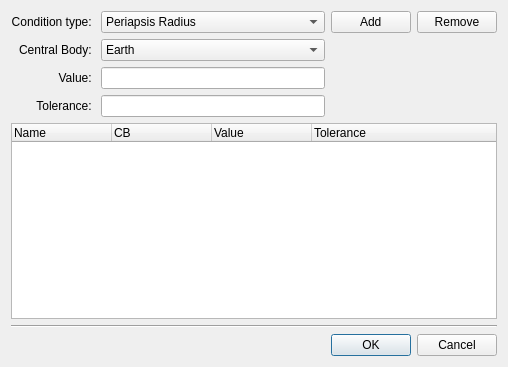
Qt form sta-src/Services/stoppingConditionsTrajectory.ui (Dwarf-Planet-Project/SpaceDesignTool) before a commit.
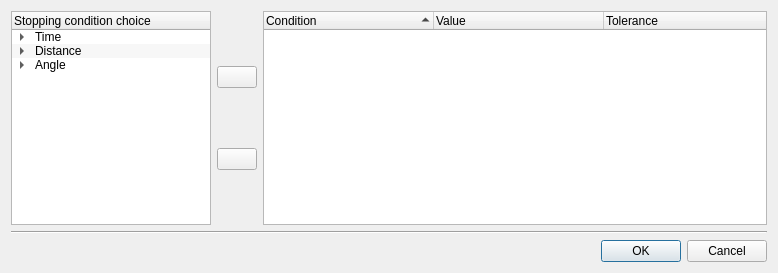
The same form after that commit. Icons and pictures are not drawn.

Commit message: Activating the GUI of the stopping conditions (Epoch)

What changed in the file:
```diff
--- a/sta-src/Services/stoppingConditionsTrajectory.ui
+++ b/sta-src/Services/stoppingConditionsTrajectory.ui
@@ -1,292 +1,303 @@
 <?xml version="1.0" encoding="UTF-8"?>
 <ui version="4.0">
- <class>stoppingConditionsTrajectoryDialog</class>
- <widget class="QDialog" name="stoppingConditionsTrajectoryDialog">
-  <property name="windowModality">
-   <enum>Qt::ApplicationModal</enum>
-  </property>
+ <author>Guillermo Ortega (ESA)</author>
+ <class>stoppingConditionsTrajectoryDialogClass</class>
+ <widget class="QDialog" name="stoppingConditionsTrajectoryDialogClass">
   <property name="geometry">
    <rect>
     <x>0</x>
     <y>0</y>
-    <width>508</width>
-    <height>367</height>
+    <width>778</width>
+    <height>273</height>
    </rect>
   </property>
-  <property name="minimumSize">
-   <size>
-    <width>508</width>
-    <height>367</height>
-   </size>
-  </property>
-  <property name="maximumSize">
-   <size>
-    <width>1000</width>
-    <height>1000</height>
-   </size>
-  </property>
   <property name="windowTitle">
-   <string>Stopping Conditions</string>
+   <string>Stop conditions (Trajectory)</string>
   </property>
-  <layout class="QGridLayout" name="gridLayout_2">
-   <item row="0" column="0">
-    <layout class="QGridLayout" name="gridLayout">
-     <item row="1" column="0" colspan="2">
-      <widget class="QTreeWidget" name="stopCondTreeWidget">
-       <column>
-        <property name="text">
-         <string>Name</string>
-        </property>
-       </column>
-       <column>
-        <property name="text">
-         <string>CB</string>
-        </property>
-       </column>
-       <column>
-        <property name="text">
-         <string>Value</string>
-        </property>
-       </column>
-       <column>
-        <property name="text">
-         <string>Tolerance</string>
-        </property>
-       </column>
-      </widget>
-     </item>
-     <item row="0" column="0" colspan="2">
-      <layout class="QGridLayout" name="addStopCondLayout">
-       <item row="3" column="1">
-        <widget class="QLineEdit" name="stopCondValueEdit"/>
-       </item>
-       <item row="3" column="0">
-        <widget class="QLabel" name="stopCondValueLabel">
-         <property name="text">
-          <string>Value: </string>
+  <property name="windowIcon">
+   <iconset resource="../../iconary/sta-icons.qrc">
+    <normaloff>:/icons/TicksButton.png</normaloff>:/icons/TicksButton.png</iconset>
+  </property>
+  <layout class="QGridLayout" name="gridLayout">
+   <item row="0" column="0" colspan="2">
+    <layout class="QGridLayout" name="gridLayout_3">
+     <item row="0" column="0">
+      <layout class="QHBoxLayout" name="horizontal2ParametersChoiceTabWidget">
+       <item>
+        <widget class="QTreeWidget" name="treeWidgetStoppingConditionsTrajectoryToChoose">
+         <property name="minimumSize">
+          <size>
+           <width>200</width>
+           <height>200</height>
+          </size>
          </property>
-         <property name="alignment">
-          <set>Qt::AlignRight|Qt::AlignTrailing|Qt::AlignVCenter</set>
+         <property name="maximumSize">
+          <size>
+           <width>200</width>
+           <height>16777215</height>
+          </size>
          </property>
-        </widget>
-       </item>
-       <item row="4" column="1">
-        <widget class="QLineEdit" name="stopCondTolEdit"/>
-       </item>
-       <item row="4" column="0">
-        <widget class="QLabel" name="stopCondTolLabel">
-         <property name="text">
-          <string>Tolerance: </string>
+         <property name="alternatingRowColors">
+          <bool>true</bool>
          </property>
-         <property name="alignment">
-          <set>Qt::AlignRight|Qt::AlignTrailing|Qt::AlignVCenter</set>
+         <property name="selectionMode">
+          <enum>QAbstractItemView::MultiSelection</enum>
          </property>
-        </widget>
-       </item>
-       <item row="0" column="0">
-        <widget class="QLabel" name="stopCondTypeLabel">
-         <property name="text">
-          <string>Condition type: </string>
+         <property name="uniformRowHeights">
+          <bool>false</bool>
          </property>
-         <property name="alignment">
-          <set>Qt::AlignRight|Qt::AlignTrailing|Qt::AlignVCenter</set>
-         </property>
-        </widget>
-       </item>
-       <item row="0" column="1">
-        <widget class="QComboBox" name="stopCondComboBox">
-         <item>
-          <property name="text">
-           <string>Periapsis Radius</string>
-          </property>
-         </item>
-         <item>
-          <property name="text">
-           <string>Ascending Node</string>
-          </property>
-         </item>
-         <item>
-          <property name="text">
-           <string>Body Distance</string>
-          </property>
-         </item>
-        </widget>
-       </item>
-       <item row="0" column="2">
-        <widget class="QPushButton" name="stopCondAddButton">
-         <property name="text">
-          <string>  Add  </string>
-         </property>
-        </widget>
-       </item>
-       <item row="2" column="1">
-        <widget class="QComboBox" name="stopCondCentralBodyCombobox">
-         <property name="enabled">
+         <property name="animated">
           <bool>true</bool>
          </property>
-         <property name="accessibleName">
-          <string>comboBoxCentralBody</string>
-         </property>
-         <item>
+         <attribute name="headerMinimumSectionSize">
+          <number>35</number>
+         </attribute>
+         <column>
           <property name="text">
-           <string>Earth</string>
+           <string>Stopping condition choice</string>
           </property>
-          <property name="icon">
-           <iconset resource="../../iconary/sta-icons.qrc">
-            <normaloff>:/icons/ComboEarth.png</normaloff>:/icons/ComboEarth.png</iconset>
-          </property>
-         </item>
+         </column>
          <item>
           <property name="text">
-           <string>Moon</string>
+           <string>Time</string>
           </property>
           <property name="icon">
            <iconset resource="../../iconary/sta-icons.qrc">
-            <normaloff>:/icons/ComboMoon.png</normaloff>:/icons/ComboMoon.png</iconset>
+            <normaloff>:/icons/TicksButton.png</normaloff>:/icons/TicksButton.png</iconset>
           </property>
+          <item>
+           <property name="text">
+            <string>Epoch</string>
+           </property>
+          </item>
+          <item>
+           <property name="text">
+            <string>1-day</string>
+           </property>
+          </item>
+          <item>
+           <property name="text">
+            <string>1-week</string>
+           </property>
+          </item>
          </item>
          <item>
           <property name="text">
-           <string>Mercury</string>
+           <string>Distance</string>
           </property>
           <property name="icon">
            <iconset resource="../../iconary/sta-icons.qrc">
-            <normaloff>:/icons/ComboMercury.png</normaloff>:/icons/ComboMercury.png</iconset>
+            <normaloff>:/icons/FlyByTrajectory.png</normaloff>:/icons/FlyByTrajectory.png</iconset>
           </property>
+          <item>
+           <property name="text">
+            <string>to central body</string>
+           </property>
+          </item>
+          <item>
+           <property name="text">
+            <string>Periapsis radius</string>
+           </property>
+          </item>
          </item>
          <item>
           <property name="text">
-           <string>Venus</string>
+           <string>Angle</string>
           </property>
           <property name="icon">
            <iconset resource="../../iconary/sta-icons.qrc">
-            <normaloff>:/icons/ComboVenus.png</normaloff>:/icons/ComboVenus.png</iconset>
+            <normaloff>:/icons/maneuvers-rendezvous.png</normaloff>:/icons/maneuvers-rendezvous.png</iconset>
           </property>
+          <item>
+           <property name="text">
+            <string>Ascending node</string>
+           </property>
+          </item>
+          <item>
+           <property name="text">
+            <string>1-orbit</string>
+           </property>
+          </item>
          </item>
+        </widget>
+       </item>
+       <item>
+        <layout class="QVBoxLayout" name="verticalLayout_4">
          <item>
-          <property name="text">
-           <string>Mars</string>
-          </property>
-          <property name="icon">
-           <iconset resource="../../iconary/sta-icons.qrc">
-            <normaloff>:/icons/ComboMars.png</normaloff>:/icons/ComboMars.png</iconset>
-          </property>
+          <spacer name="verticalSpacer">
+           <property name="minimumSize">
+            <size>
+             <width>30</width>
+             <height>0</height>
+            </size>
+           </property>
+           <property name="maximumSize">
+            <size>
+             <width>30</width>
+             <height>16777215</height>
+            </size>
+           </property>
+           <property name="orientation">
+            <enum>Qt::Vertical</enum>
+           </property>
+           <property name="sizeHint" stdset="0">
+            <size>
+             <width>20</width>
+             <height>40</height>
+            </size>
+           </property>
+          </spacer>
          </item>
          <item>
-          <property name="text">
-           <string>Jupiter</string>
-          </property>
-          <property name="icon">
-           <iconset resource="../../iconary/sta-icons.qrc">
-            <normaloff>:/icons/ComboJupiter.png</normaloff>:/icons/ComboJupiter.png</iconset>
-          </property>
+          <widget class="QPushButton" name="AddStoppingConditionsTrajectoryPushButton">
+           <property name="enabled">
+            <bool>true</bool>
+           </property>
+           <property name="maximumSize">
+            <size>
+             <width>50</width>
+             <height>16777215</height>
+            </size>
+           </property>
+           <property name="text">
+            <string/>
+           </property>
+           <property name="icon">
+            <iconset resource="../../iconary/sta-icons.qrc">
+             <normaloff>:/icons/timeline-double.png</normaloff>:/icons/timeline-double.png</iconset>
+           </property>
+          </widget>
          </item>
          <item>
-          <property name="text">
-           <string>Saturn</string>
-          </property>
-          <property name="icon">
-           <iconset resource="../../iconary/sta-icons.qrc">
-            <normaloff>:/icons/ComboSaturn.png</normaloff>:/icons/ComboSaturn.png</iconset>
-          </property>
+          <spacer name="verticalSpacer_3">
+           <property name="orientation">
+            <enum>Qt::Vertical</enum>
+           </property>
+           <property name="sizeHint" stdset="0">
+            <size>
+             <width>20</width>
+             <height>40</height>
+            </size>
+           </property>
+          </spacer>
          </item>
          <item>
-          <property name="text">
-           <string>Uranus</string>
-          </property>
-          <property name="icon">
-           <iconset resource="../../iconary/sta-icons.qrc">
-            <normaloff>:/icons/ComboUranus.png</normaloff>:/icons/ComboUranus.png</iconset>
-          </property>
+          <widget class="QPushButton" name="RemoveStoppingConditionsTrajectoryPushButton">
+           <property name="enabled">
+            <bool>true</bool>
+           </property>
+           <property name="maximumSize">
+            <size>
+             <width>50</width>
+             <height>16777215</height>
+            </size>
+           </property>
+           <property name="text">
+            <string/>
+           </property>
+           <property name="icon">
+            <iconset resource="../../iconary/sta-icons.qrc">
+             <normaloff>:/icons/timeline-half.png</normaloff>:/icons/timeline-half.png</iconset>
+           </property>
+          </widget>
          </item>
          <item>
-          <property name="text">
-           <string>Neptune</string>
-          </property>
-          <property name="icon">
-           <iconset resource="../../iconary/sta-icons.qrc">
-            <normaloff>:/icons/ComboNeptune.png</normaloff>:/icons/ComboNeptune.png</iconset>
-          </property>
+          <spacer name="verticalSpacer_2">
+           <property name="minimumSize">
+            <size>
+             <width>30</width>
+             <height>0</height>
+            </size>
+           </property>
+           <property name="maximumSize">
+            <size>
+             <width>30</width>
+             <height>16777215</height>
+            </size>
+           </property>
+           <property name="orientation">
+            <enum>Qt::Vertical</enum>
+           </property>
+           <property name="sizeHint" stdset="0">
+            <size>
+             <width>20</width>
+             <height>40</height>
+            </size>
+           </property>
+          </spacer>
          </item>
-         <item>
+        </layout>
+       </item>
+       <item>
+        <widget class="QTreeWidget" name="treeWidgetStoppingConditionsTrajectorySelected">
+         <property name="minimumSize">
+          <size>
+           <width>480</width>
+           <height>0</height>
+          </size>
+         </property>
+         <property name="alternatingRowColors">
+          <bool>true</bool>
+         </property>
+         <property name="uniformRowHeights">
+          <bool>true</bool>
+         </property>
+         <property name="animated">
+          <bool>true</bool>
+         </property>
+         <attribute name="headerCascadingSectionResizes">
+          <bool>true</bool>
+         </attribute>
+         <attribute name="headerDefaultSectionSize">
+          <number>170</number>
+         </attribute>
+         <attribute name="headerHighlightSections">
+          <bool>true</bool>
+         </attribute>
+         <attribute name="headerShowSortIndicator" stdset="0">
+          <bool>true</bool>
+         </attribute>
+         <attribute name="headerStretchLastSection">
+          <bool>true</bool>
+         </attribute>
+         <column>
           <property name="text">
-           <string>Pluto</string>
+           <string>Condition</string>
           </property>
-          <property name="icon">
-           <iconset resource="../../iconary/sta-icons.qrc">
-            <normaloff>:/icons/ComboPluto.png</normaloff>:/icons/ComboPluto.png</iconset>
+          <property name="textAlignment">
+           <set>AlignJustify|AlignVCenter</set>
           </property>
-         </item>
-         <item>
+         </column>
+         <column>
           <property name="text">
-           <string>Sun</string>
+           <string>Value</string>
           </property>
-          <property name="icon">
-           <iconset resource="../../iconary/sta-icons.qrc">
-            <normaloff>:/icons/ComboSun.png</normaloff>:/icons/ComboSun.png</iconset>
+          <property name="textAlignment">
+           <set>AlignJustify|AlignVCenter</set>
           </property>
-         </item>
-         <item>
+         </column>
+         <column>
           <property name="text">
-           <string>Titan</string>
+           <string>Tolerance</string>
           </property>
-          <property name="icon">
-           <iconset resource="../../iconary/sta-icons.qrc">
-            <normaloff>:/icons/ComboTitan.png</normaloff>:/icons/ComboTitan.png</iconset>
+          <property name="textAlignment">
+           <set>AlignJustify|AlignVCenter</set>
           </property>
-         </item>
-         <item>
-          <property name="text">
-           <string>Europa</string>
-          </property>
-          <property name="icon">
-           <iconset resource="../../iconary/sta-icons.qrc">
-            <normaloff>:/icons/ComboEuropa.png</normaloff>:/icons/ComboEuropa.png</iconset>
-          </property>
-         </item>
-         <item>
-          <property name="text">
-           <string>Triton</string>
-          </property>
-          <property name="icon">
-           <iconset resource="../../iconary/sta-icons.qrc">
-            <normaloff>:/icons/ComboTriton.png</normaloff>:/icons/ComboTriton.png</iconset>
-          </property>
-         </item>
-         <item>
-          <property name="text">
-           <string>Enceladus</string>
-          </property>
-          <property name="icon">
-           <iconset resource="../../iconary/sta-icons.qrc">
-            <normaloff>:/icons/ComboEnceladus.png</normaloff>:/icons/ComboEnceladus.png</iconset>
-          </property>
-         </item>
-        </widget>
-       </item>
-       <item row="2" column="0">
-        <widget class="QLabel" name="stopCondCentralBodyLabel">
-         <property name="text">
-          <string>Central Body: </string>
-         </property>
-         <property name="alignment">
-          <set>Qt::AlignRight|Qt::AlignTrailing|Qt::AlignVCenter</set>
-         </property>
-        </widget>
-       </item>
-       <item row="0" column="3">
-        <widget class="QPushButton" name="stopCondRemoveButton">
-         <property name="text">
-          <string>Remove</string>
-         </property>
+         </column>
         </widget>
        </item>
       </layout>
      </item>
     </layout>
    </item>
-   <item row="2" column="0">
-    <widget class="QDialogButtonBox" name="buttonBoxMissionAspect">
+   <item row="2" column="1">
+    <widget class="QDialogButtonBox" name="buttonBoxStoppingConditionsTrajectoryDialog">
+     <property name="sizePolicy">
+      <sizepolicy hsizetype="Expanding" vsizetype="Fixed">
+       <horstretch>0</horstretch>
+       <verstretch>0</verstretch>
+      </sizepolicy>
+     </property>
      <property name="orientation">
       <enum>Qt::Horizontal</enum>
      </property>
@@ -295,7 +306,7 @@
      </property>
     </widget>
    </item>
-   <item row="1" column="0">
+   <item row="1" column="0" colspan="2">
     <widget class="Line" name="line">
      <property name="orientation">
       <enum>Qt::Horizontal</enum>
```
Left out of the diff: 44 changed lines with no effect on the pictures. The commit also changes 9 other files.
